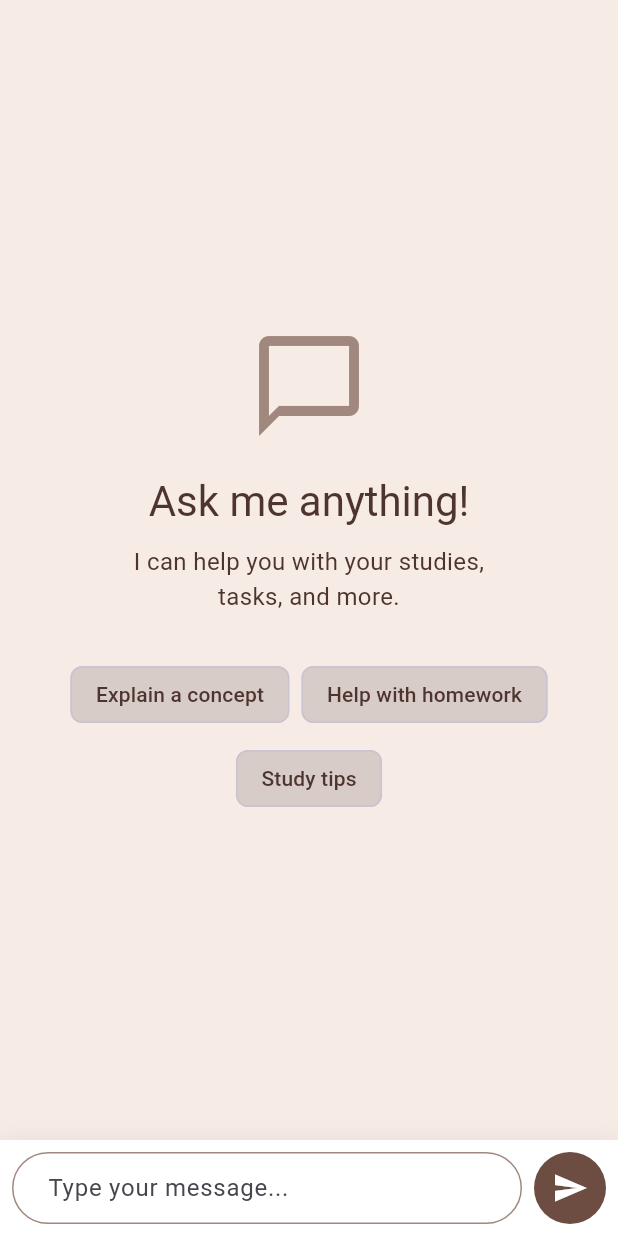
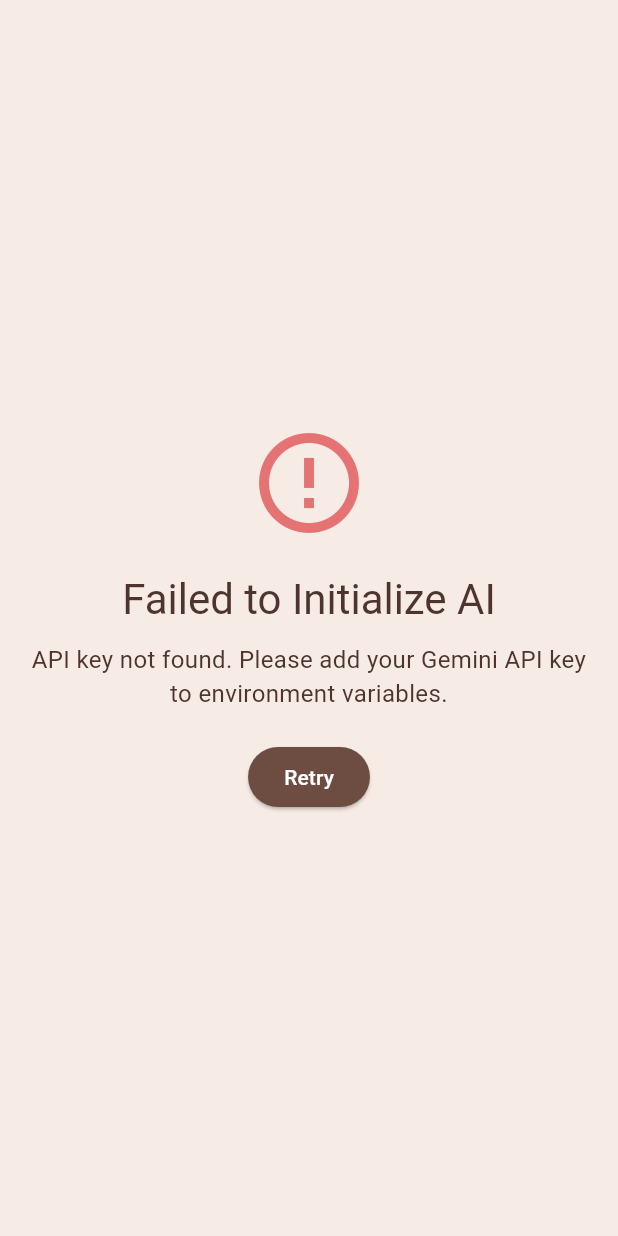
Before and after one commit to AryanAtif/SFW-Project, a Flutter app: the AIAssistantPage widget shown alone on an empty page, opened directly, on a phone screen of 412 x 824 dp. Run offline on Flutter 3.47's test engine with Material 3 defaults, Android fonts, the phone set to English and light mode, and no system bars; our stand-ins replace google_generative_ai, table_calendar.

Commit message:
Let copoilt do its thing

```diff
--- a/lib/ai_assistant_page.dart
+++ b/lib/ai_assistant_page.dart
@@ -17,20 +17,52 @@ class _AIAssistantPageState extends State<AIAssistantPage> {
   ChatSession? _chat;
   String? _initError;
 
+  static const _maxMessageLength = 1000; // Reasonable limit for message length
+  static const _maxStoredMessages = 50; // Limit stored messages to prevent memory issues
+
   @override
   void initState() {
     super.initState();
+    _loadMessages();
     _initializeChat();
+  }
+
+  Future<void> _loadMessages() async {
+    try {
+      final prefs = await SharedPreferences.getInstance();
+      final messagesJson = prefs.getStringList('chat_messages') ?? [];
+
+      setState(() {
+        _messages.addAll(
+          messagesJson.map((json) => ChatMessage.fromJson(jsonDecode(json))),
+        );
+      });
+    } catch (e) {
+      print('Error loading messages: $e');
+    }
+  }
+
+  Future<void> _saveMessages() async {
+    try {
+      final prefs = await SharedPreferences.getInstance();
+      final messagesJson = _messages
+          .map((msg) => jsonEncode(msg.toJson()))
+          .toList();
+      await prefs.setStringList('chat_messages', messagesJson);
+    } catch (e) {
+      print('Error saving messages: $e');
+    }
   }
 
   void _initializeChat() {
     try {
-      // Using the API key from your gemini_api_key.env file
-      const apiKey = 'AIzaSyDCMJzHFr7t2C0jyFCV6EO6Q30sPr3-C9o';
+      // Load API key from environment file
+      final apiKey = const String.fromEnvironment('GEMINI_API_KEY',
+          defaultValue: ''); // For development, can be overridden with --dart-define
 
       if (apiKey.isEmpty) {
         setState(() {
-          _initError = 'API key not found. Please add your Gemini API key.';
+          _initError = 'API key not found. Please add your Gemini API key to environment variables.';
         });
         return;
       }
@@ -60,8 +92,23 @@ class _AIAssistantPageState extends State<AIAssistantPage> {
 
   Future<void> _sendMessage(String text) async {
     if (text.trim().isEmpty || _chat == null) return;
+    if (text.length > _maxMessageLength) {
+      setState(() {
+        _messages.add(ChatMessage(
+          text: 'Message too long. Please limit to $_maxMessageLength characters.',
+          isUser: false,
+          isError: true,
+        ));
+      });
+      return;
+    }
 
     final userMessage = text.trim();
+
+    // Maintain message history limit
+    if (_messages.length >= _maxStoredMessages) {
+      _messages.removeRange(0, 2); // Remove oldest Q&A pair
+    }
 
     setState(() {
       _messages.add(ChatMessage(text: userMessage, isUser: true));
@@ -79,6 +126,8 @@ class _AIAssistantPageState extends State<AIAssistantPage> {
         _messages.add(ChatMessage(text: responseText, isUser: false));
         _isLoading = false;
       });
+
+      await _saveMessages(); // Save after receiving response
     } catch (e) {
       setState(() {
         _messages.add(ChatMessage(
@@ -322,12 +371,30 @@ class ChatMessage {
   final String text;
   final bool isUser;
   final bool isError;
+  final DateTime timestamp;
 
   ChatMessage({
     required this.text,
     required this.isUser,
     this.isError = false,
-  });
+    DateTime? timestamp,
+  }) : timestamp = timestamp ?? DateTime.now();
+
+  // Convert message to JSON
+  Map<String, dynamic> toJson() => {
+    'text': text,
+    'isUser': isUser,
+    'isError': isError,
+    'timestamp': timestamp.toIso8601String(),
+  };
+
+  // Create message from JSON
+  factory ChatMessage.fromJson(Map<String, dynamic> json) => ChatMessage(
+    text: json['text'] as String,
+    isUser: json['isUser'] as bool,
+    isError: json['isError'] as bool,
+    timestamp: DateTime.parse(json['timestamp'] as String),
+  );
 }
 
 // Suggestion chip widget
--- a/pubspec.yaml
+++ b/pubspec.yaml
@@ -11,6 +11,7 @@ dependencies:
     sdk: flutter
   google_generative_ai: ^0.2.2
   flutter_dotenv: ^5.1.0  # For API key management (optional but recommended)
+  shared_preferences: ^2.2.0  # For persisting chat messages
 
 dev_dependencies:
   flutter_test:
```
Also changed, not shown: 1 other file.
